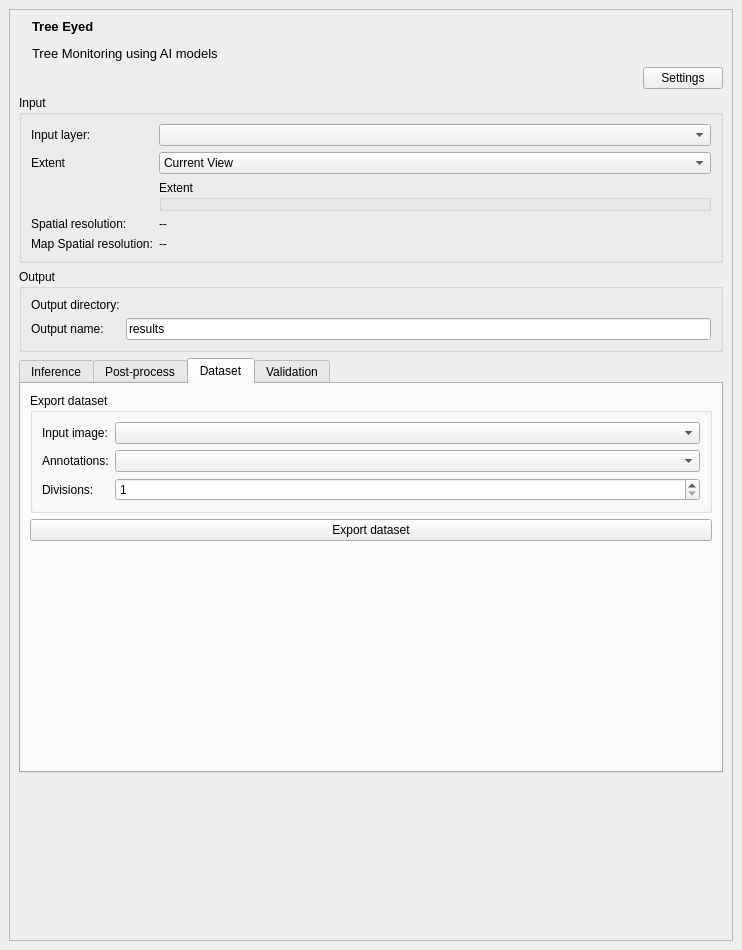
This is src/tree_eyed/tree_eyed_dockwidget_base.ui in afruizh/TreeEyed as Qt 5 draws it before an edit. The edited form follows.
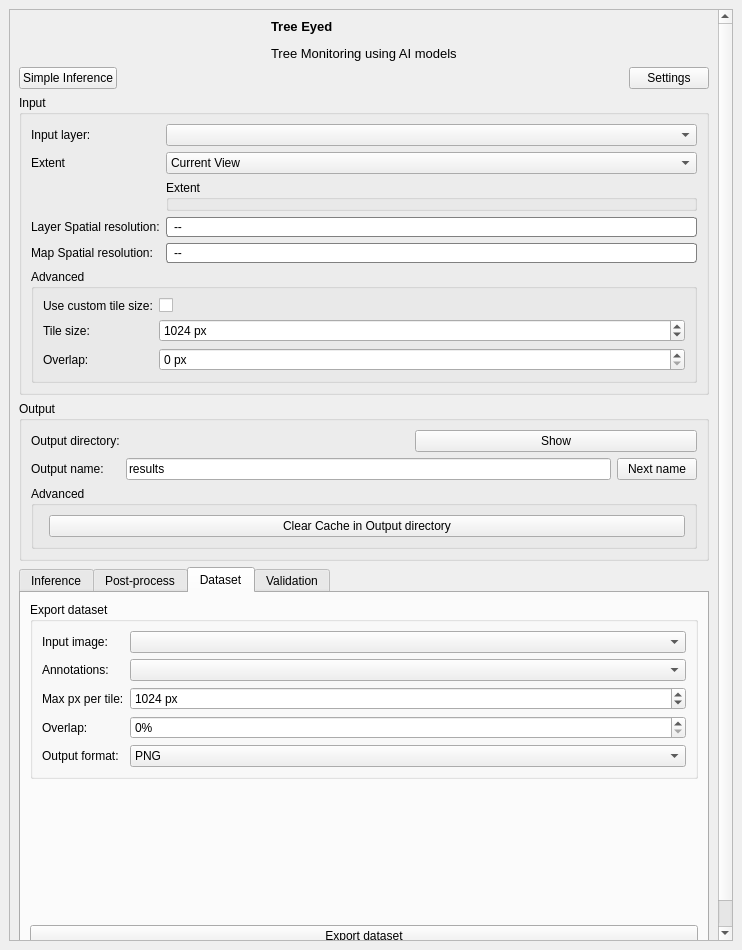
This is the edited form. The open tabs and pages were chosen to show the change. Custom widgets are drawn as their Qt base class.

Commit message: v0.2.0, update GUI, dependencies, onnxruntime, tiling, cache directory, styles

The edit to the form file:
```diff
--- a/src/tree_eyed/tree_eyed_dockwidget_base.ui
+++ b/src/tree_eyed/tree_eyed_dockwidget_base.ui
@@ -27,13 +27,26 @@
           <rect>
            <x>0</x>
            <y>0</y>
-           <width>695</width>
-           <height>910</height>
+           <width>703</width>
+           <height>1008</height>
           </rect>
          </property>
          <layout class="QVBoxLayout" name="verticalLayout_2">
           <item>
            <layout class="QHBoxLayout" name="horizontalLayout">
+            <item>
+             <spacer name="horizontalSpacer_5">
+              <property name="orientation">
+               <enum>Qt::Horizontal</enum>
+              </property>
+              <property name="sizeHint" stdset="0">
+               <size>
+                <width>40</width>
+                <height>20</height>
+               </size>
+              </property>
+             </spacer>
+            </item>
             <item>
              <widget class="QLabel" name="label_5">
               <property name="text">
@@ -72,6 +85,13 @@
           </item>
           <item>
            <layout class="QHBoxLayout" name="horizontalLayout_2">
+            <item>
+             <widget class="QPushButton" name="pushButton_simple_inference">
+              <property name="text">
+               <string>Simple Inference</string>
+              </property>
+             </widget>
+            </item>
             <item>
              <spacer name="horizontalSpacer_2">
               <property name="orientation">
@@ -105,8 +125,10 @@
             <property name="title">
              <string>Input</string>
             </property>
+            <layout class="QVBoxLayout" name="verticalLayout_7">
+             <item>
             <layout class="QFormLayout" name="formLayout_2">
-             <item row="0" column="0">
+               <item row="1" column="0">
               <widget class="QLabel" name="label_10">
                <property name="enabled">
                 <bool>true</bool>
@@ -116,21 +138,21 @@
                </property>
               </widget>
              </item>
-             <item row="0" column="1">
+               <item row="1" column="1">
               <widget class="QgsMapLayerComboBox" name="mMapLayerComboBox_inputLayer">
                <property name="toolTip">
                 <string>&lt;html&gt;&lt;head/&gt;&lt;body&gt;&lt;p&gt;&lt;span style=&quot; font-weight:600;&quot;&gt;Layer which will be processed.&lt;/span&gt;&lt;/p&gt;&lt;p&gt;Most probably this is your ortophoto or map source (like satellite image from google earth).&lt;br/&gt;Needs to be a raster layer.&lt;/p&gt;&lt;/body&gt;&lt;/html&gt;</string>
                </property>
               </widget>
              </item>
-             <item row="1" column="0">
+               <item row="2" column="0">
               <widget class="QLabel" name="label_2">
                <property name="text">
                 <string>Extent</string>
                </property>
               </widget>
              </item>
-             <item row="1" column="1">
+               <item row="2" column="1">
               <widget class="QComboBox" name="comboBox_extent">
                <item>
                 <property name="text">
@@ -149,50 +171,135 @@
                </item>
               </widget>
              </item>
-             <item row="2" column="1">
+               <item row="3" column="1">
               <widget class="QgsExtentGroupBox" name="mExtentGroupBox">
                <property name="title">
                 <string>Extent</string>
                </property>
               </widget>
              </item>
-             <item row="3" column="0">
-              <widget class="QLabel" name="label_17">
-               <property name="text">
-                <string>Spatial resolution:</string>
-               </property>
-              </widget>
-             </item>
-             <item row="3" column="1">
+               <item row="5" column="1">
               <widget class="QLabel" name="label_spatial_resolution">
+                 <property name="autoFillBackground">
+                  <bool>false</bool>
+                 </property>
+                 <property name="styleSheet">
+                  <string notr="true">background-color: white;
+border: 1px solid gray;
+border-radius: 3px;
+padding: 2px 4px;</string>
+                 </property>
                <property name="text">
                 <string>--</string>
                </property>
               </widget>
              </item>
-             <item row="4" column="0">
+               <item row="5" column="0">
+                <widget class="QLabel" name="label_17">
+                 <property name="text">
+                  <string>Layer Spatial resolution:</string>
+                 </property>
+                </widget>
+               </item>
+               <item row="6" column="0">
               <widget class="QLabel" name="label_18">
                <property name="text">
                 <string>Map Spatial resolution:</string>
                </property>
               </widget>
              </item>
-             <item row="4" column="1">
+               <item row="6" column="1">
               <widget class="QLabel" name="label_spatial_resolution_map">
+                 <property name="styleSheet">
+                  <string notr="true">background-color: white;
+border: 1px solid gray;
+border-radius: 3px;
+padding: 2px 4px;</string>
+                 </property>
                <property name="text">
                 <string>--</string>
                </property>
               </widget>
              </item>
             </layout>
-           </widget>
-          </item>
+             </item>
+             <item>
+              <widget class="QgsCollapsibleGroupBox" name="mGroupBox_advanced">
+               <property name="enabled">
+                <bool>true</bool>
+               </property>
+               <property name="title">
+                <string>Advanced</string>
+               </property>
+               <property name="collapsed">
+                <bool>false</bool>
+               </property>
+               <layout class="QFormLayout" name="formLayout_10">
+                <item row="2" column="1">
+                 <widget class="QSpinBox" name="spinBox_tile_size">
+                  <property name="suffix">
+                   <string> px</string>
+                  </property>
+                  <property name="maximum">
+                   <number>5000</number>
+                  </property>
+                  <property name="value">
+                   <number>1024</number>
+                  </property>
+                 </widget>
+                </item>
+                <item row="2" column="0">
+                 <widget class="QLabel" name="label_26">
+                  <property name="text">
+                   <string>Tile size:</string>
+                  </property>
+                 </widget>
+                </item>
+                <item row="3" column="0">
+                 <widget class="QLabel" name="label_29">
+                  <property name="text">
+                   <string>Overlap:</string>
+                  </property>
+                 </widget>
+                </item>
+                <item row="3" column="1">
+                 <widget class="QgsSpinBox" name="spinBox_tile_overlap">
+                  <property name="suffix">
+                   <string> px</string>
+                  </property>
+                  <property name="maximum">
+                   <number>512</number>
+                  </property>
+                 </widget>
+                </item>
+                <item row="1" column="0">
+                 <widget class="QLabel" name="label_27">
+                  <property name="text">
+                   <string>Use custom tile size:</string>
+                  </property>
+                 </widget>
+                </item>
+                <item row="1" column="1">
+                 <widget class="QCheckBox" name="checkBox_force_tiling">
+                  <property name="text">
+                   <string/>
+                  </property>
+                 </widget>
+                </item>
+               </layout>
+              </widget>
+             </item>
+            </layout>
+           </widget>
+          </item>
           <item>
-           <widget class="QgsCollapsibleGroupBox" name="mGroupBox_3">
+           <widget class="QgsCollapsibleGroupBox" name="mGroupBox_output">
             <property name="title">
              <string>Output</string>
             </property>
-            <layout class="QFormLayout" name="formLayout">
+            <layout class="QVBoxLayout" name="verticalLayout_8">
+             <item>
+              <layout class="QFormLayout" name="formLayout_12">
              <item row="0" column="0">
               <widget class="QLabel" name="label_7">
                <property name="text">
@@ -201,12 +308,26 @@
               </widget>
              </item>
              <item row="0" column="1">
+                <layout class="QHBoxLayout" name="horizontalLayout_6">
+                 <item>
               <widget class="QgsFileWidget" name="mQgsFileWidget">
                <property name="storageMode">
                 <enum>QgsFileWidget::GetDirectory</enum>
                </property>
               </widget>
              </item>
+                 <item>
+                  <widget class="QPushButton" name="m_pushButton_openfolder">
+                   <property name="toolTip">
+                    <string>Show current folder in the explorer</string>
+                   </property>
+                   <property name="text">
+                    <string>Show</string>
+                   </property>
+                  </widget>
+                 </item>
+                </layout>
+               </item>
              <item row="1" column="0">
               <widget class="QLabel" name="label_8">
                <property name="text">
@@ -215,6 +336,8 @@
               </widget>
              </item>
              <item row="1" column="1">
+                <layout class="QHBoxLayout" name="horizontalLayout_7">
+                 <item>
               <widget class="QLineEdit" name="lineEdit_prefix">
                <property name="text">
                 <string>results</string>
@@ -224,6 +347,45 @@
                </property>
               </widget>
              </item>
+                 <item>
+                  <widget class="QPushButton" name="m_pushButton_increment">
+                   <property name="toolTip">
+                    <string>Increment the id of name avoiding pre-existing files</string>
+                   </property>
+                   <property name="text">
+                    <string>Next name</string>
+                   </property>
+                  </widget>
+                 </item>
+                </layout>
+               </item>
+              </layout>
+             </item>
+             <item>
+              <widget class="QgsCollapsibleGroupBox" name="mGroupBox">
+               <property name="enabled">
+                <bool>true</bool>
+               </property>
+               <property name="title">
+                <string>Advanced</string>
+               </property>
+               <property name="collapsed">
+                <bool>true</bool>
+               </property>
+               <layout class="QFormLayout" name="formLayout">
+                <item row="0" column="1">
+                 <widget class="QPushButton" name="m_pushButton_clear_cache">
+                  <property name="toolTip">
+                   <string>removes .cache_tree_eyed folder in the current Output directory that is used to saved tiles and processed tiles</string>
+                  </property>
+                  <property name="text">
+                   <string>Clear Cache in Output directory</string>
+                  </property>
+                 </widget>
+                </item>
+               </layout>
+              </widget>
+             </item>
             </layout>
            </widget>
           </item>
@@ -270,13 +432,23 @@
                      <string>DeepForest</string>
                     </property>
                    </item>
+                   <item>
+                    <property name="text">
+                     <string>VHRTrees</string>
+                    </property>
+                   </item>
+                   <item>
+                    <property name="text">
+                     <string>Custom ONNX Model</string>
+                    </property>
+                   </item>
                   </widget>
                  </item>
                 </layout>
                </widget>
               </item>
               <item>
-               <widget class="QgsCollapsibleGroupBox" name="mGroupBox">
+               <widget class="QgsCollapsibleGroupBox" name="mGroupBox_result_types">
                 <property name="title">
                  <string>Result types</string>
                 </property>
@@ -441,6 +613,42 @@
                 </layout>
                </widget>
               </item>
+              <item>
+               <widget class="QgsCollapsibleGroupBox" name="mGroupBox_Custom">
+                <property name="title">
+                 <string>Parameters Custom ONNX model</string>
+                </property>
+                <layout class="QFormLayout" name="formLayout_11">
+                 <item row="0" column="0">
+                  <widget class="QLabel" name="label_28">
+                   <property name="text">
+                    <string>Model:</string>
+                   </property>
+                  </widget>
+                 </item>
+                 <item row="0" column="1">
+                  <widget class="QgsFileWidget" name="mQgsFileWidget_model_filepath">
+                   <property name="filter">
+                    <string>*.onnx</string>
+                   </property>
+                  </widget>
+                 </item>
+                </layout>
+               </widget>
+              </item>
+              <item>
+               <spacer name="verticalSpacer_4">
+                <property name="orientation">
+                 <enum>Qt::Vertical</enum>
+                </property>
+                <property name="sizeHint" stdset="0">
+                 <size>
+                  <width>20</width>
+                  <height>40</height>
+                 </size>
+                </property>
+               </spacer>
+              </item>
               <item>
                <widget class="QPushButton" name="pushButton_process">
                 <property name="text">
@@ -448,19 +656,6 @@
                 </property>
                </widget>
               </item>
-              <item>
-               <spacer name="verticalSpacer_4">
-                <property name="orientation">
-                 <enum>Qt::Vertical</enum>
-                </property>
-                <property name="sizeHint" stdset="0">
-                 <size>
-                  <width>20</width>
-                  <height>40</height>
-                 </size>
-                </property>
-               </spacer>
-              </item>
              </layout>
             </widget>
             <widget class="QWidget" name="tab_2">
@@ -620,30 +815,72 @@
                  <item row="2" column="0">
                   <widget class="QLabel" name="label_20">
                    <property name="text">
-                    <string>Divisions:</string>
+                    <string>Max px per tile:</string>
                    </property>
                   </widget>
                  </item>
                  <item row="2" column="1">
                   <widget class="QSpinBox" name="spinBox_tiles">
+                   <property name="suffix">
+                    <string> px</string>
+                   </property>
                    <property name="minimum">
-                    <number>1</number>
-                   </property>
-                   <property name="maximum">
                     <number>100</number>
                    </property>
+                   <property name="maximum">
+                    <number>100000</number>
+                   </property>
+                   <property name="value">
+                    <number>1024</number>
+                   </property>
+                  </widget>
+                 </item>
+                 <item row="3" column="0">
+                  <widget class="QLabel" name="label_24">
+                   <property name="text">
+                    <string>Overlap:</string>
+                   </property>
+                  </widget>
+                 </item>
+                 <item row="3" column="1">
+                  <widget class="QSpinBox" name="spinBox_overlap">
+                   <property name="suffix">
+                    <string>%</string>
+                   </property>
+                   <property name="maximum">
+                    <number>80</number>
+                   </property>
+                  </widget>
+                 </item>
+                 <item row="4" column="0">
+                  <widget class="QLabel" name="label_25">
+                   <property name="text">
+                    <string>Output format:</string>
+                   </property>
+                  </widget>
+                 </item>
+                 <item row="4" column="1">
+                  <widget class="QComboBox" name="comboBox_output_format">
+                   <item>
+                    <property name="text">
+                     <string>PNG</string>
+                    </property>
+                   </item>
+                   <item>
+                    <property name="text">
+                     <string>JPG</string>
+                    </property>
+                   </item>
+                   <item>
+                    <property name="text">
+                     <string>TIF</string>
+                    </property>
+                   </item>
                   </widget>
                  </item>
                 </layout>
                </widget>
               </item>
-              <item>
-               <widget class="QPushButton" name="pushButton_export_dataset">
-                <property name="text">
-                 <string>Export dataset</string>
-                </property>
-               </widget>
-              </item>
               <item>
                <spacer name="verticalSpacer_5">
                 <property name="orientation">
@@ -657,6 +894,13 @@
                 </property>
                </spacer>
               </item>
+              <item>
+               <widget class="QPushButton" name="pushButton_export_dataset">
+                <property name="text">
+                 <string>Export dataset</string>
+                </property>
+               </widget>
+              </item>
              </layout>
             </widget>
             <widget class="QWidget" name="tab_4">
@@ -707,13 +951,6 @@
                 </layout>
                </widget>
               </item>
-              <item>
-               <widget class="QPushButton" name="pushButton_validate">
-                <property name="text">
-                 <string>Validate</string>
-                </property>
-               </widget>
-              </item>
               <item>
                <spacer name="verticalSpacer_3">
                 <property name="orientation">
@@ -727,6 +964,13 @@
                 </property>
                </spacer>
               </item>
+              <item>
+               <widget class="QPushButton" name="pushButton_validate">
+                <property name="text">
+                 <string>Validate</string>
+                </property>
+               </widget>
+              </item>
              </layout>
             </widget>
            </widget>
@@ -781,6 +1025,11 @@
    <extends>QComboBox</extends>
    <header>qgsmaplayercombobox.h</header>
   </customwidget>
+  <customwidget>
+   <class>QgsSpinBox</class>
+   <extends>QSpinBox</extends>
+   <header>qgsspinbox.h</header>
+  </customwidget>
  </customwidgets>
  <resources/>
  <connections/>
```
Lines whose indentation alone changed are shown as unchanged. The commit also changes 35 other files.
